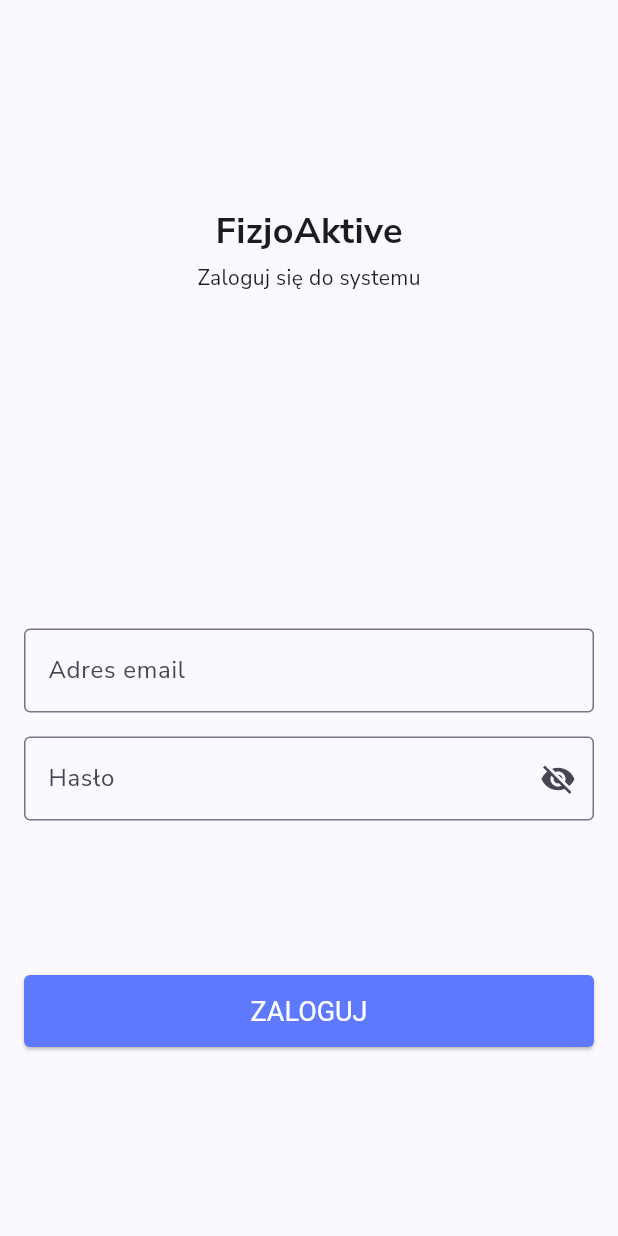
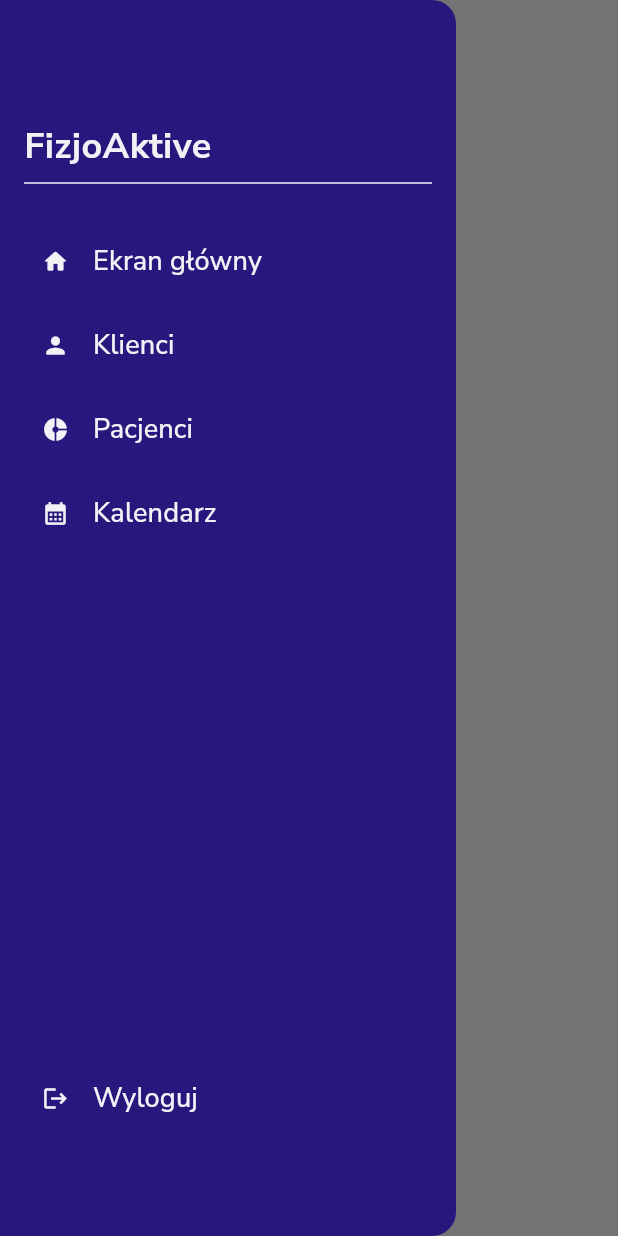
Before and after one commit to mateuszFicek/fizjoaktive, a Flutter app: the screen it shows after launch, with the side drawer open (before the commit the screen has no drawer), on a phone screen of 412 x 824 dp. Run offline on Flutter 3.47's test engine with Material 3 defaults, Android fonts, the phone set to English and light mode, and no system bars; our stand-ins replace auto_route, dartz, equatable, firebase_auth, firebase_core, firebase_crashlytics and 6 more; accounts and stored records are empty; generated files the repository leaves out were written again.

Commit message:
Added empty home screen and prepared drawer

```diff
--- a/lib/core/navigator/app_router.dart
+++ b/lib/core/navigator/app_router.dart
@@ -1,15 +1,15 @@
 import 'package:auto_route/auto_route.dart';
-import 'package:fizjoaktive/features/home.dart';
 import 'package:injectable/injectable.dart';
 
 import '../../features/authentication/presentation/pages/login_page.dart';
+import '../../features/home_screen/presentation/pages/home_page.dart';
 
 part 'app_router.gr.dart';
 
 @AutoRouterConfig()
 class AppRouter extends _$AppRouter {
   AppRouter() {
-    push(const LoginRoute());
+    /// TODO: handle authenticated user -> navigate to login if not authenticated
   }
 
   @override
--- a/lib/features/home.dart
+++ /dev/null
@@ -1,31 +0,0 @@
-import 'package:auto_route/auto_route.dart';
-import 'package:fizjoaktive/theme/app_colors.dart';
-import 'package:fizjoaktive/theme/size_utils.dart';
-import 'package:flutter/material.dart';
-
-@RoutePage()
-class HomePage extends StatelessWidget {
-  const HomePage({super.key});
-
-  @override
-  Widget build(BuildContext context) {
-    return Scaffold(
-      body: Center(
-        child: Container(
-          width: 300,
-          height: 300,
-          color: AppColors.accentColor,
-          child: Center(
-            child: Text(
-              "HELLO WORLD",
-              style: TextStyle(
-                fontSize: Sizes.fontSizes.largeFont,
-                color: AppColors.primaryColor,
-              ),
-            ),
-          ),
-        ),
-      ),
-    );
-  }
-}
--- /dev/null
+++ b/lib/features/home_screen/domain/enums/drawer_item.dart
@@ -0,0 +1,18 @@
+import 'package:flutter/material.dart';
+
+enum DrawerItem {
+  home("Ekran główny", Icons.home_rounded),
+  clients("Klienci", Icons.person),
+  patients("Pacjenci", Icons.donut_small_sharp),
+  calendar("Kalendarz", Icons.calendar_month),
+
+  logout("Wyloguj", Icons.logout),
+  ;
+
+  final String name;
+  final IconData icon;
+  const DrawerItem(this.name, this.icon);
+
+  static List<DrawerItem> get drawerItems =>
+      [home, clients, patients, calendar];
+}
--- /dev/null
+++ b/lib/features/home_screen/presentation/pages/home_page.dart
@@ -0,0 +1,17 @@
+import 'package:auto_route/auto_route.dart';
+import 'package:fizjoaktive/features/home_screen/presentation/widgets/home_drawer.dart';
+import 'package:fizjoaktive/theme/app_colors.dart';
+import 'package:fizjoaktive/theme/size_utils.dart';
+import 'package:flutter/material.dart';
+
+@RoutePage()
+class HomePage extends StatelessWidget {
+  const HomePage({super.key});
+
+  @override
+  Widget build(BuildContext context) {
+    return const Scaffold(
+      drawer: HomeDrawer(),
+    );
+  }
+}
--- /dev/null
+++ b/lib/features/home_screen/presentation/widgets/home_drawer.dart
@@ -0,0 +1,71 @@
+import 'package:fizjoaktive/features/home_screen/domain/enums/drawer_item.dart';
+import 'package:fizjoaktive/theme/size_utils.dart';
+import 'package:fizjoaktive/theme/text_theme.dart';
+import 'package:flutter/material.dart';
+import 'package:gap/gap.dart';
+
+import '../../../../theme/app_colors.dart';
+
+class HomeDrawer extends StatelessWidget {
+  const HomeDrawer({super.key});
+
+  @override
+  Widget build(BuildContext context) {
+    return Drawer(
+      backgroundColor: AppColors.darkBlue,
+      child: Padding(
+        padding: EdgeInsets.symmetric(
+          vertical: Sizes.gapSizes.size64,
+          horizontal: Sizes.gapSizes.size16,
+        ),
+        child: Column(
+          crossAxisAlignment: CrossAxisAlignment.start,
+          children: [
+            Gap(Sizes.gapSizes.size16),
+            _titleSection(),
+            Divider(color: AppColors.offWhite),
+            Gap(Sizes.gapSizes.size16),
+            ...DrawerItem.drawerItems.map((e) => _drawerButton(e)).toList(),
+            const Spacer(),
+            _drawerButton(DrawerItem.logout),
+          ],
+        ),
+      ),
+    );
+  }
+
+  Widget _titleSection() {
+    return Text(
+      "FizjoAktive",
+      style: CustomTextTheme.titleTextStyle.copyWith(
+        color: AppColors.offWhite,
+      ),
+    );
+  }
+
+  Widget _drawerButton(DrawerItem drawerItem) {
+    return Padding(
+      padding: const EdgeInsets.symmetric(vertical: 4.0),
+      child: TextButton(
+        onPressed: () {},
+        child: Row(
+          mainAxisAlignment: MainAxisAlignment.start,
+          crossAxisAlignment: CrossAxisAlignment.center,
+          children: [
+            Icon(
+              drawerItem.icon,
+              color: AppColors.offWhite,
+            ),
+            Gap(Sizes.gapSizes.size16),
+            Text(
+              drawerItem.name,
+              style: CustomTextTheme.buttonTextStyle.copyWith(
+                color: AppColors.offWhite,
+              ),
+            ),
+          ],
+        ),
+      ),
+    );
+  }
+}
--- a/lib/theme/size_utils.dart
+++ b/lib/theme/size_utils.dart
@@ -15,6 +15,7 @@ class GapSizes {
   double get size4 => 4;
   double get size8 => 8;
   double get size16 => 16;
+  double get size64 => 64;
 }
 
 class SpacingSizes {
--- a/lib/theme/text_theme.dart
+++ b/lib/theme/text_theme.dart
@@ -6,4 +6,9 @@ class CustomTextTheme {
         fontSize: Sizes.fontSizes.largeFont,
         fontWeight: FontWeight.bold,
       );
+
+  static TextStyle get buttonTextStyle => TextStyle(
+        fontSize: Sizes.fontSizes.mediumFont,
+        fontWeight: FontWeight.w500,
+      );
 }
```
